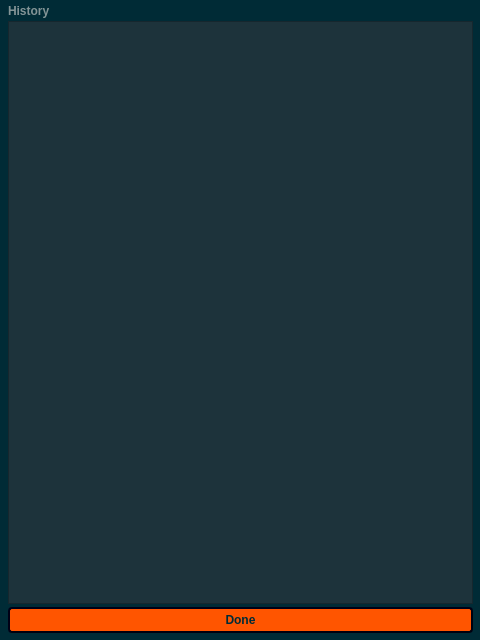
First picture: the form in messagedialog.ui, repository StronglogicSolutions/ky_gui, before the edit.
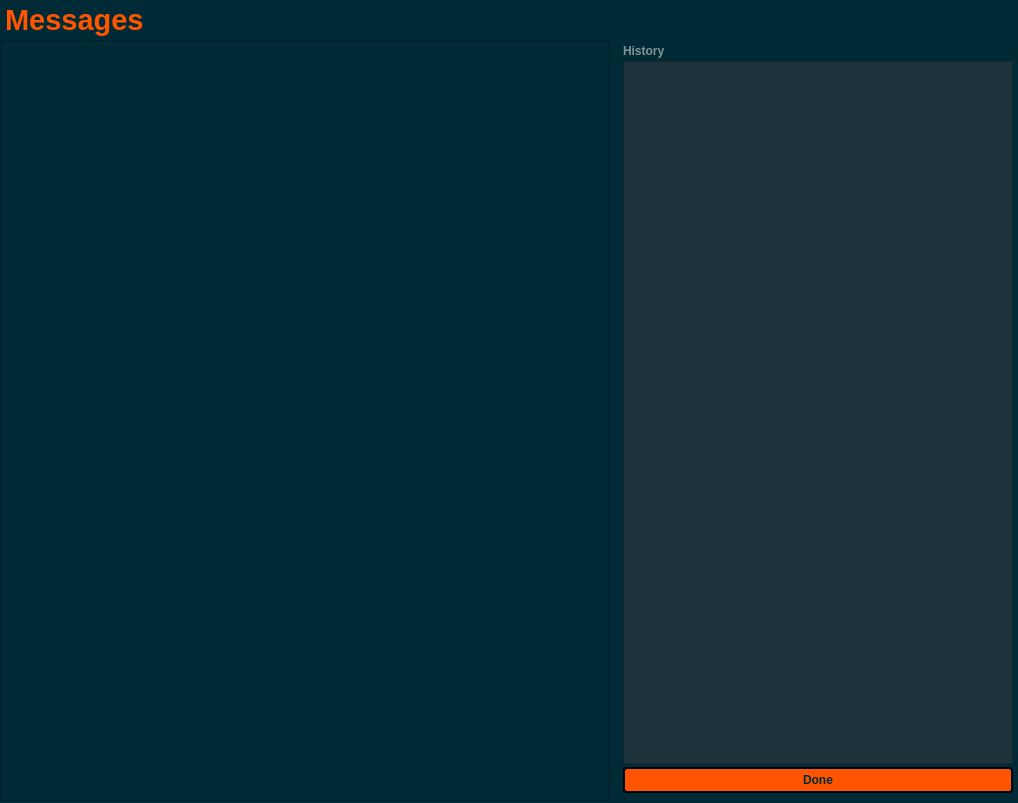
Second picture: the form after the edit.

Commit message: was missing UI changes

Patch:
```diff
--- a/messagedialog.ui
+++ b/messagedialog.ui
@@ -6,8 +6,8 @@
    <rect>
     <x>0</x>
     <y>0</y>
-    <width>480</width>
-    <height>640</height>
+    <width>1018</width>
+    <height>803</height>
    </rect>
   </property>
   <property name="windowTitle">
@@ -22,12 +22,24 @@
    <property name="geometry">
     <rect>
      <x>0</x>
-     <y>0</y>
-     <width>481</width>
-     <height>641</height>
+     <y>40</y>
+     <width>1021</width>
+     <height>761</height>
     </rect>
    </property>
-   <layout class="QVBoxLayout" name="verticalLayout_3" stretch="0,3,0">
+   <layout class="QHBoxLayout" name="horizontalLayout" stretch="3,2">
+    <item>
+     <widget class="QTextEdit" name="console">
+      <property name="styleSheet">
+       <string notr="true">color: rgb(38, 255, 0);</string>
+      </property>
+      <property name="readOnly">
+       <bool>false</bool>
+      </property>
+     </widget>
+    </item>
+    <item>
+     <layout class="QVBoxLayout" name="verticalLayout_3" stretch="0,0,0">
     <property name="spacing">
      <number>3</number>
     </property>
@@ -118,6 +130,34 @@
      </widget>
     </item>
    </layout>
+    </item>
+   </layout>
+  </widget>
+  <widget class="QLabel" name="argDialogTitle">
+   <property name="geometry">
+    <rect>
+     <x>5</x>
+     <y>0</y>
+     <width>1011</width>
+     <height>40</height>
+    </rect>
+   </property>
+   <property name="font">
+    <font>
+     <pointsize>22</pointsize>
+     <weight>75</weight>
+     <bold>true</bold>
+    </font>
+   </property>
+   <property name="styleSheet">
+    <string notr="true">color: rgb(170, 0, 255);
+color:  rgb(255, 85, 0);
+ qproperty-alignment: 'AlignHCenter';
+</string>
+   </property>
+   <property name="text">
+    <string>Messages</string>
+   </property>
   </widget>
  </widget>
  <resources/>
```
Left out of the diff: 2 changed lines with no effect on the pictures. Lines whose indentation alone changed are shown as unchanged. The commit also changes 1 other file.
